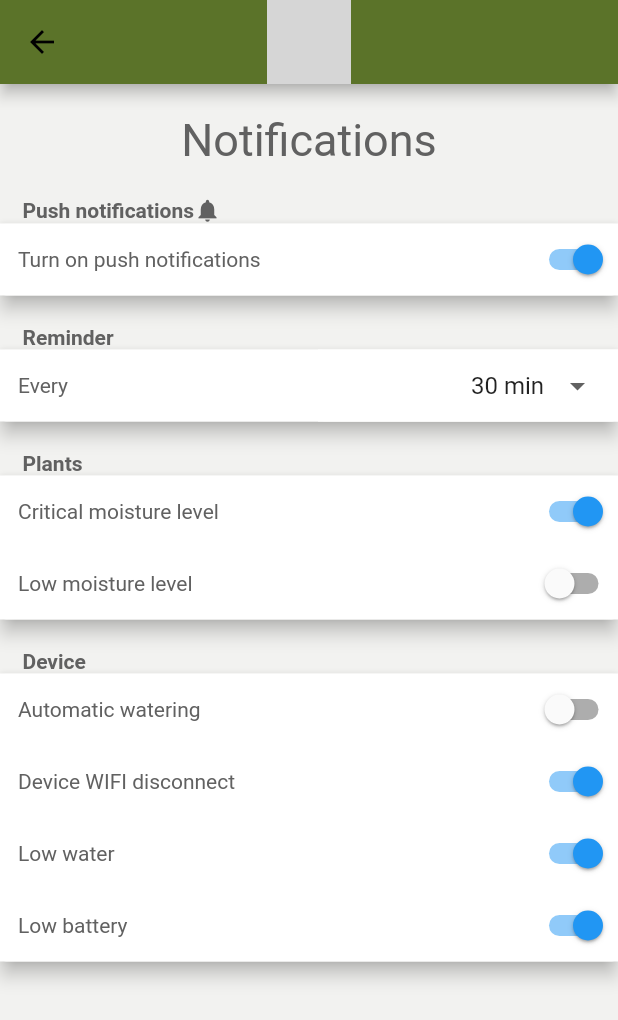
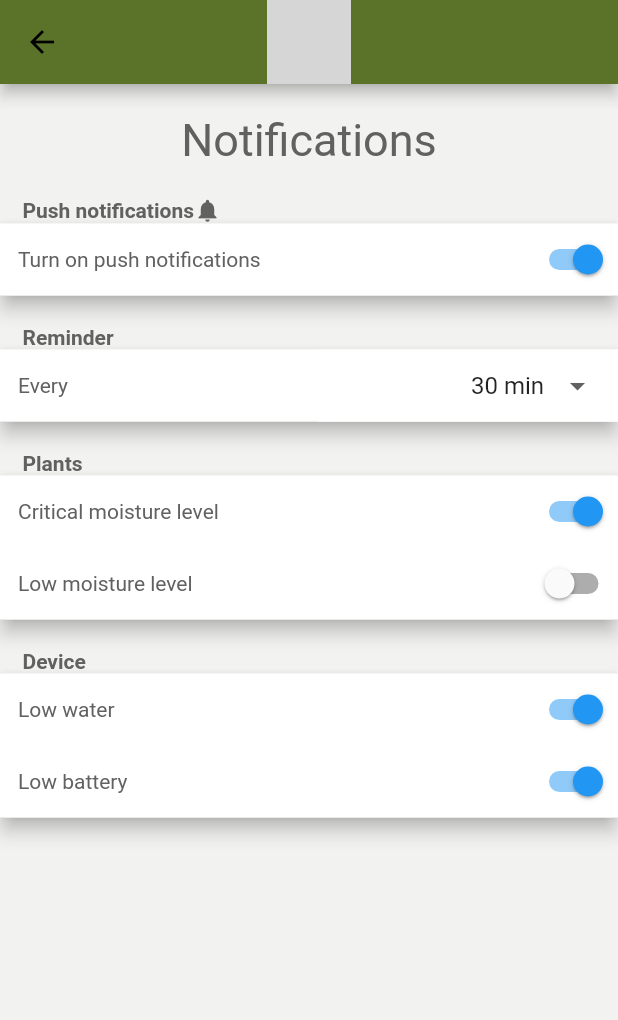
Before and after one commit to nip009/water_plant, a Flutter app: the SettingsScreen screen opened directly, after a tap on "NOTIFICATIONS", on a phone screen of 412 x 824 dp. Shown: the top 1020 px of the screen. Run offline on Flutter 3.47's test engine with Material 2 defaults, Android fonts, the phone set to English and light mode, and no system bars; our stand-ins replace country_code_picker, image_picker; missing offline and left inert: custom_navigator; grey boxes are pictures that could not be loaded.

Commit message:
Update nav bar icon and settings

```diff
--- a/lib/src/screens/overview/overview.dart
+++ b/lib/src/screens/overview/overview.dart
@@ -136,10 +136,10 @@ final _items = [
   ),
   BottomNavigationBarItem(
     icon: Icon(
-      Icons.search,
+      Icons.info_outline,
       size: _iconSize,
     ),
-    title: Text('Search'),
+    title: Text('Plant Info'),
   ),
   BottomNavigationBarItem(
     icon: Icon(
--- a/lib/src/screens/settings/components/notifications.dart
+++ b/lib/src/screens/settings/components/notifications.dart
@@ -167,11 +167,11 @@ class _NotificationSettingsState extends State<NotificationSettings> {
             ),
             formTitle('Device'),
             FormCard(
-              height: 192,
+              height: 96,
               child: Column(
                 mainAxisSize: MainAxisSize.min,
                 children: <Widget>[
-                  Row(
+                  /*Row(
                     mainAxisAlignment: MainAxisAlignment.spaceBetween,
                     children: <Widget>[
                       Text('Automatic watering'),
@@ -183,8 +183,8 @@ class _NotificationSettingsState extends State<NotificationSettings> {
                             });
                           }),
                     ],
-                  ),
-                  Row(
+                  ),*/
+                  /*Row(
                     mainAxisAlignment: MainAxisAlignment.spaceBetween,
                     children: <Widget>[
                       Text('Device WIFI disconnect'),
@@ -196,7 +196,7 @@ class _NotificationSettingsState extends State<NotificationSettings> {
                             });
                           }),
                     ],
-                  ),
+                  ),*/
                   Row(
                     mainAxisAlignment: MainAxisAlignment.spaceBetween,
                     children: <Widget>[
--- a/lib/src/screens/settings/settings_screen.dart
+++ b/lib/src/screens/settings/settings_screen.dart
@@ -61,9 +61,9 @@ class SettingsScreen extends StatelessWidget {
                         text: 'NOTIFICATIONS',
                       ),
                     ),
-                    ChoiceButton(
+                    /*ChoiceButton(
                       text: 'APPEARANCE',
-                    ),
+                    ),*/
                     GestureDetector(
                       onTap: () {
                         Navigator.push(
```
